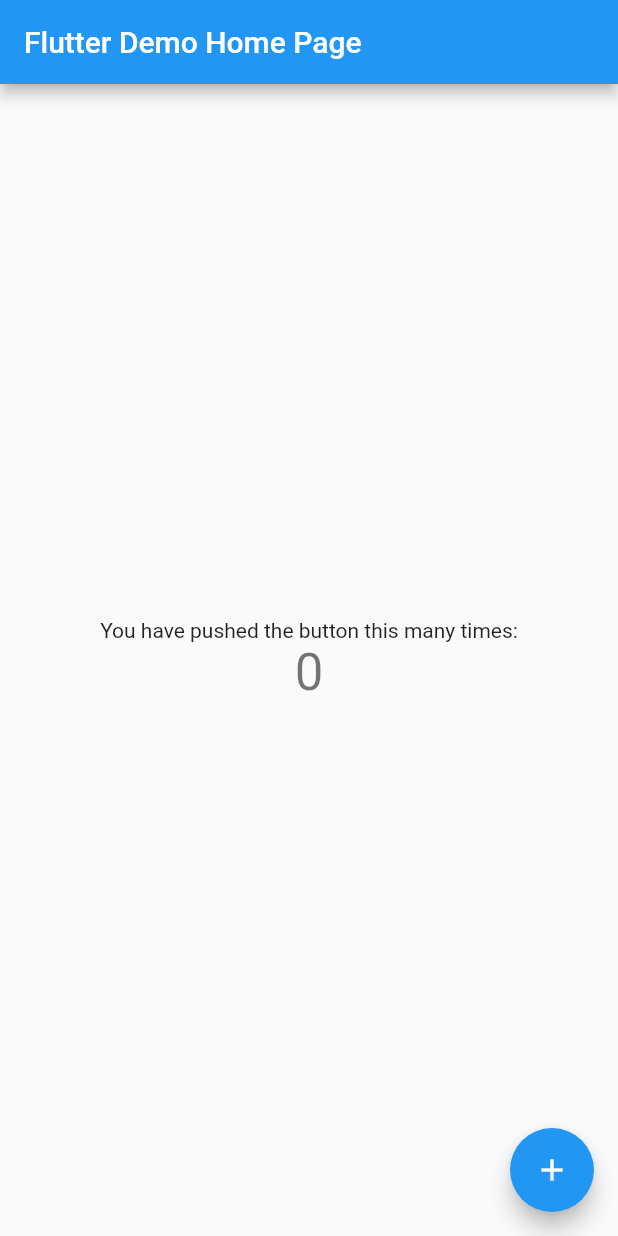
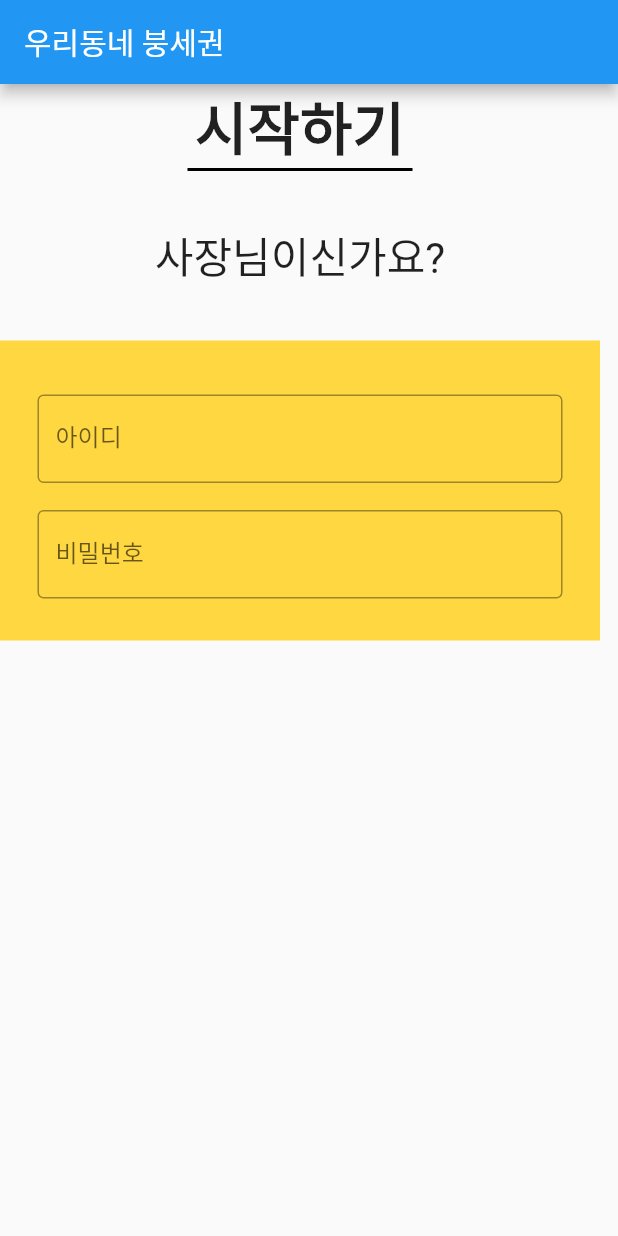
Before and after one commit to comalmot/2022-01-BasicProjectLab, a Flutter app: the screen it shows after launch, on a phone screen of 412 x 824 dp. Run offline on Flutter 3.47's test engine with Material 2 defaults, Android fonts, the phone set to English and light mode, and no system bars.

Commit message:
Test Login Page update

```diff
--- a/lib/main.dart
+++ b/lib/main.dart
@@ -13,34 +13,15 @@
     return MaterialApp(
       title: 'Flutter Demo',
       theme: ThemeData(
-        // This is the theme of your application.
-        //
-        // Try running your application with "flutter run". You'll see the
-        // application has a blue toolbar. Then, without quitting the app, try
-        // changing the primarySwatch below to Colors.green and then invoke
-        // "hot reload" (press "r" in the console where you ran "flutter run",
-        // or simply save your changes to "hot reload" in a Flutter IDE).
-        // Notice that the counter didn't reset back to zero; the application
-        // is not restarted.
         primarySwatch: Colors.blue,
       ),
-      home: const MyHomePage(title: 'Flutter Demo Home Page'),
+      home: const MyHomePage(title: '우리동네 붕세권'),
     );
   }
 }
 
 class MyHomePage extends StatefulWidget {
   const MyHomePage({Key? key, required this.title}) : super(key: key);
-
-  // This widget is the home page of your application. It is stateful, meaning
-  // that it has a State object (defined below) that contains fields that affect
-  // how it looks.
-
-  // This class is the configuration for the state. It holds the values (in this
-  // case the title) provided by the parent (in this case the App widget) and
-  // used by the build method of the State. Fields in a Widget subclass are
-  // always marked "final".
-
   final String title;
 
   @override
@@ -52,64 +33,87 @@
 
   void _incrementCounter() {
     setState(() {
-      // This call to setState tells the Flutter framework that something has
-      // changed in this State, which causes it to rerun the build method below
-      // so that the display can reflect the updated values. If we changed
-      // _counter without calling setState(), then the build method would not be
-      // called again, and so nothing would appear to happen.
       _counter++;
     });
   }
 
   @override
   Widget build(BuildContext context) {
-    // This method is rerun every time setState is called, for instance as done
-    // by the _incrementCounter method above.
-    //
-    // The Flutter framework has been optimized to make rerunning build methods
-    // fast, so that you can just rebuild anything that needs updating rather
-    // than having to individually change instances of widgets.
     return Scaffold(
       appBar: AppBar(
-        // Here we take the value from the MyHomePage object that was created by
-        // the App.build method, and use it to set our appbar title.
         title: Text(widget.title),
       ),
-      body: Center(
-        // Center is a layout widget. It takes a single child and positions it
-        // in the middle of the parent.
+      body: Container(
         child: Column(
-          // Column is also a layout widget. It takes a list of children and
-          // arranges them vertically. By default, it sizes itself to fit its
-          // children horizontally, and tries to be as tall as its parent.
-          //
-          // Invoke "debug painting" (press "p" in the console, choose the
-          // "Toggle Debug Paint" action from the Flutter Inspector in Android
-          // Studio, or the "Toggle Debug Paint" command in Visual Studio Code)
-          // to see the wireframe for each widget.
-          //
-          // Column has various properties to control how it sizes itself and
-          // how it positions its children. Here we use mainAxisAlignment to
-          // center the children vertically; the main axis here is the vertical
-          // axis because Columns are vertical (the cross axis would be
-          // horizontal).
-          mainAxisAlignment: MainAxisAlignment.center,
           children: <Widget>[
-            const Text(
-              'You have pushed the button this many times:',
+            Column(
+              children: <Widget>[
+                Text(
+                  '시작하기',
+                  style: TextStyle(fontSize: 38.0, fontWeight: FontWeight.bold),
+                ),
+                SizedBox(
+                  width: 150.0,
+                  height: 2.0,
+                  child: Container(
+                    color: Colors.black,
+                  ),
+                ),
+              ],
+            ), // 시작하기 텍스트와 실선
+            SizedBox(
+              height: 36.0,
             ),
-            Text(
-              '$_counter',
-              style: Theme.of(context).textTheme.headline4,
+            Column(
+              children: <Widget>[
+                Text(
+                  '사장님이신가요?',
+                  style: TextStyle(
+                    fontSize: 28.0,
+                  ),
+                ),
+                SizedBox(
+                  height: 36.0,
+                ),
+                Container(
+                    alignment: Alignment.center,
+                    width: 400.0,
+                    height: 200.0,
+                    color: Colors.amberAccent,
+                    child: Column(
+                      children: [
+                        SizedBox(
+                          height: 36.0,
+                        ),
+                        Container(
+                            width: 350.0,
+                            child: Column(
+                              children: [
+                                TextField(
+                                  decoration: InputDecoration(
+                                    border: OutlineInputBorder(),
+                                    labelText: '아이디',
+                                  ),
+                                ),
+                                SizedBox(
+                                  height: 18.0,
+                                ),
+                                TextField(
+                                  decoration: InputDecoration(
+                                    border: OutlineInputBorder(),
+                                    labelText: '비밀번호',
+                                  ),
+                                  obscureText: true,
+                                ),
+                              ],
+                            ))
+                      ],
+                    ))
+              ],
             ),
           ],
         ),
       ),
-      floatingActionButton: FloatingActionButton(
-        onPressed: _incrementCounter,
-        tooltip: 'Increment',
-        child: const Icon(Icons.add),
-      ), // This trailing comma makes auto-formatting nicer for build methods.
     );
   }
 }
```
